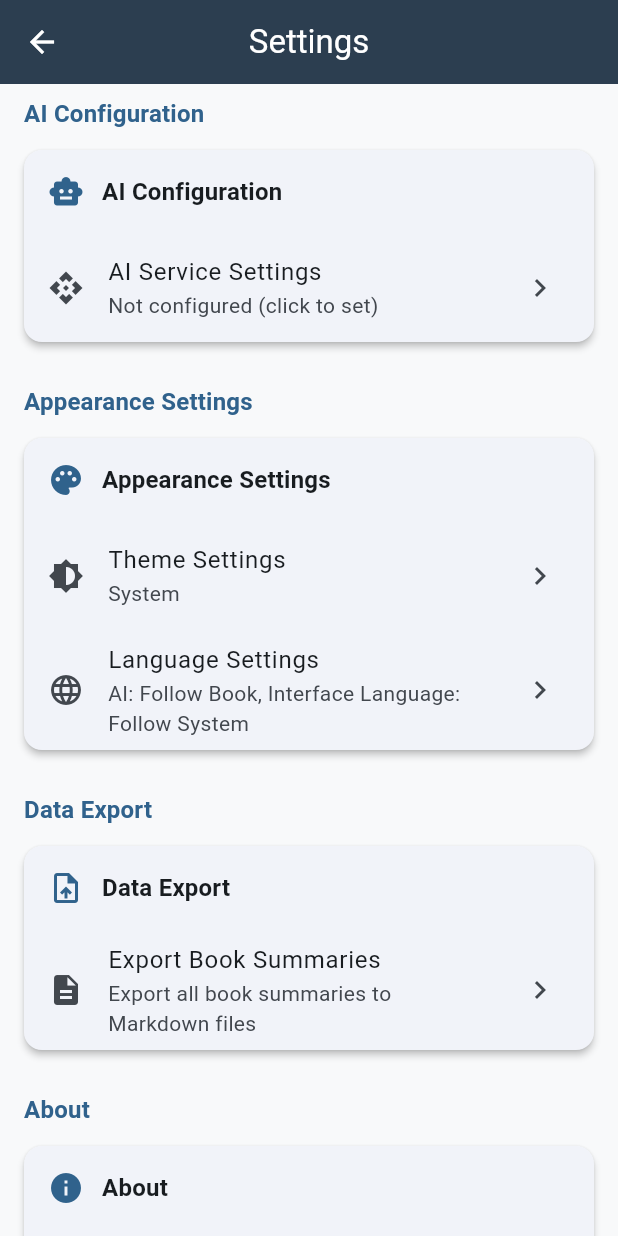
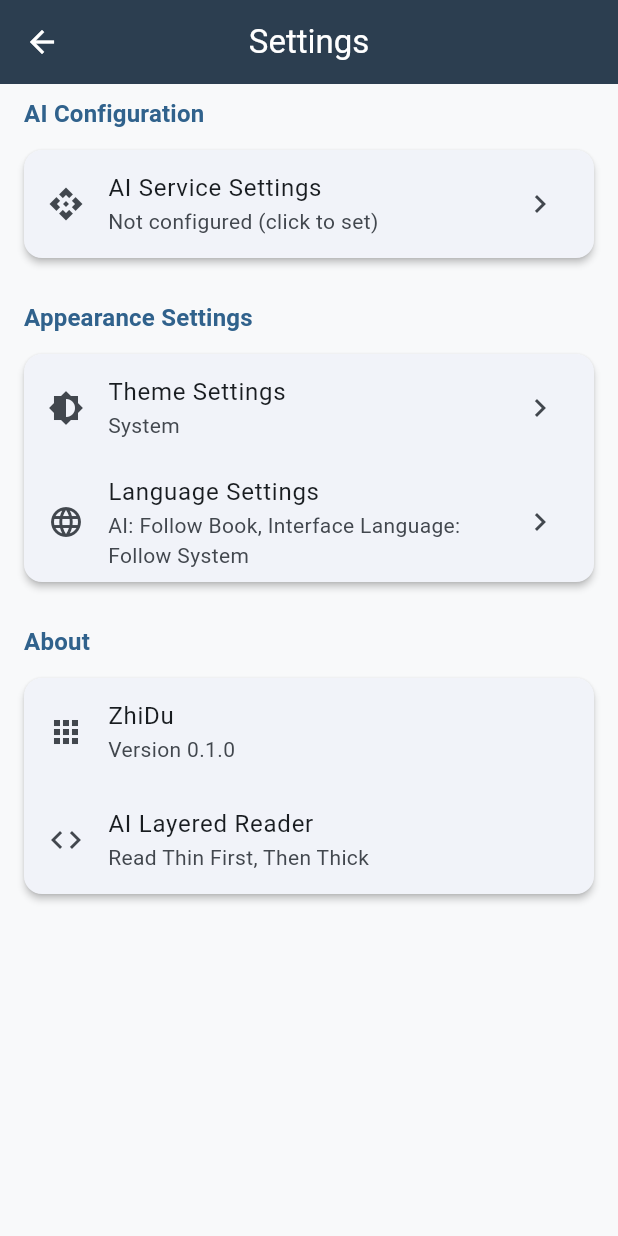
Before and after one commit to jjzhang2000/zhidu, a Flutter app: the screen it shows after launch, after a tap on the "settings" icon, on a phone screen of 412 x 824 dp. Run offline on Flutter 3.47's test engine with Material 3 defaults, Android fonts, the light colour scheme and no system bars; our stand-ins replace file_picker, flutter_html; missing offline and left inert: epub_plus, markdown, pdfrx, window_manager.

Commit message:
feat: 桌面版窗口自动尺寸设置及书架UI优化，修复书籍删除遗漏问题
- 窗口管理: 启动时自动设置窗口大小为屏幕全高、宽度3/4，居中显示
  - 使用Windows原生API SystemParametersInfo获取屏幕工作区域
  - 在windows/runner/main.cpp中实现窗口尺寸和位置计算
- 书架UI优化: 调整封面卡片比例和显示方式
  - 卡片宽高比从0.7调整为0.6，更窄更高
  - 封面图片等宽顶部对齐，下部1/5显示书名和作者
  - 使用LayoutBuilder实现自适应字体大小，避免溢出错误
- 设置页面清理: 删除重复标题行，移除数据导出功能
  - 删除export_service.dart及相关引用
  - 移除未使用的导入和代码
- 书籍删除修复: 修复删除时目录残留问题
  - 检查deleteDirectory返回值，失败时不更新索引
  - 新增getBookDirectoryPath方法，删除时不创建目录

```diff
--- a/lib/main.dart
+++ b/lib/main.dart
@@ -1,5 +1,6 @@
 import 'package:flutter/material.dart';
 import 'package:flutter_localizations/flutter_localizations.dart';
+import 'package:window_manager/window_manager.dart';
 import 'l10n/app_localizations.dart';
 
 import 'screens/home_screen.dart';
@@ -16,6 +17,9 @@ import '../models/app_settings.dart' as AppModels;
 
 void main() async {
   WidgetsFlutterBinding.ensureInitialized();
+
+  // 初始化窗口管理器（仅桌面版）
+  await _initWindowManager();
 
   // 初始化日志服务（可选：启用文件日志）
   await LogService().init(
@@ -40,6 +44,14 @@ void main() async {
   runApp(
     const ZhiduApp(),
   );
+}
+
+/// 初始化桌面窗口管理器
+Future<void> _initWindowManager() async {
+  await windowManager.ensureInitialized();
+
+  // 设置窗口最小尺寸
+  await windowManager.setMinimumSize(const Size(600, 400));
 }
 
 /// 初始化格式注册表，注册所有支持的解析器
--- a/lib/models/book.dart
+++ b/lib/models/book.dart
@@ -193,7 +193,7 @@ class Book {
   ///
   /// 返回值：Map<String, dynamic>，包含所有字段的JSON表示
   ///
-  /// 调用方：Database（数据库存储时）、ExportService（导出时）
+  /// 调用方：BookService（书籍数据持久化时）
   Map<String, dynamic> toJson() {
     return {
       'id': id,
--- a/lib/screens/settings_screen.dart
+++ b/lib/screens/settings_screen.dart
@@ -1,8 +1,5 @@
 import 'package:flutter/material.dart' hide ThemeMode;
 import 'package:zhidu/l10n/app_localizations.dart';
-import '../services/export_service.dart';
-import '../services/book_service.dart';
-import '../services/summary_service.dart';
 import '../services/settings_service.dart';
 import '../models/app_settings.dart';
 import 'ai_config_screen.dart';
@@ -14,11 +11,10 @@ import 'language_settings_screen.dart';
 /// 功能模块：
 /// 1. AI配置：AI服务提供商、API密钥、模型等参数设置
 /// 2. 外观设置：主题模式、界面语言等
-/// 3. 数据导出：将书籍摘要导出为Markdown文件
-/// 4. 关于：应用信息、版本等
+/// 3. 关于：应用信息、版本等
 ///
 /// 设计特点：
-/// - 使用折叠面板组织不同设置类别
+/// - 使用卡片面板组织不同设置类别
 /// - 实时显示设置状态（如AI配置状态、主题模式等）
 /// - 响应式UI更新（设置变更后自动刷新显示）
 class SettingsScreen extends StatefulWidget {
@@ -29,43 +25,8 @@ class SettingsScreen extends StatefulWidget {
 }
 
 class _SettingsScreenState extends State<SettingsScreen> {
-  /// 服务实例
-  final _exportService = ExportService();
-  final _bookService = BookService();
-  final _summaryService = SummaryService();
-  final _settingsService = SettingsService();
-
-  /// 统计数据
-  int _summaryCount = 0;
-
-  /// 导出状态
-  bool _isExporting = false;
-
-  /// 初始化统计数据
-  ///
-  /// 在组件初始化时计算摘要总数
-  @override
-  void initState() {
-    super.initState();
-    _loadSummaryCount();
-  }
-
-  /// 加载摘要统计数据
-  ///
-  /// 从 SummaryService 获取所有摘要并计数，
-  /// 更新界面显示摘要总数
-  Future<void> _loadSummaryCount() async {
-    final summaries = await _summaryService.getAllSummaries();
-    setState(() {
-      _summaryCount = summaries.length;
-    });
-  }
-
   @override
   Widget build(BuildContext context) {
-    final bookCount = _bookService.books.length;
-    final summaryCount = _summaryCount;
-
     final loc = AppLocalizations.of(context)!;
     return Scaffold(
       appBar: AppBar(
@@ -79,9 +40,6 @@ class _SettingsScreenState extends State<SettingsScreen> {
           const SizedBox(height: 16),
           _buildSectionHeader(loc.appearanceSettingTitle),
           _buildAppearanceSection(),
-          const SizedBox(height: 16),
-          _buildSectionHeader(loc.dataExportTitle),
-          _buildExportSection(),
           const SizedBox(height: 16),
           _buildSectionHeader(loc.aboutTitle),
           _buildAboutSection(),
@@ -128,21 +86,6 @@ class _SettingsScreenState extends State<SettingsScreen> {
       child: Column(
         crossAxisAlignment: CrossAxisAlignment.start,
         children: [
-          Padding(
-            padding: const EdgeInsets.all(16.0),
-            child: Row(
-              children: [
-                Icon(icon, color: Theme.of(context).colorScheme.primary),
-                const SizedBox(width: 12),
-                Text(
-                  title,
-                  style: Theme.of(context).textTheme.titleMedium?.copyWith(
-                        fontWeight: FontWeight.w600,
-                      ),
-                ),
-              ],
-            ),
-          ),
           ...children,
         ],
       ),
@@ -229,35 +172,6 @@ class _SettingsScreenState extends State<SettingsScreen> {
               },
             );
           },
-        ),
-      ],
-    );
-  }
-
-  /// 构建数据导出区块
-  ///
-  /// 提供书籍摘要导出功能：
-  /// - 点击后遍历所有书籍
-  /// - 调用 ExportService 导出每本书的摘要为 Markdown
-  /// - 导出过程中禁用按钮，防止重复操作
-  Widget _buildExportSection() {
-    final loc = AppLocalizations.of(context)!;
-    return _buildSection(
-      title: loc.dataExportTitle,
-      icon: Icons.upload_file,
-      children: [
-        ListTile(
-          leading: const Icon(Icons.description),
-          title: Text(loc.exportBookSummaries),
-          subtitle: Text(loc.exportBookSummariesDesc),
-          trailing: _isExporting
-              ? const SizedBox(
-                  width: 20,
-                  height: 20,
-                  child: CircularProgressIndicator(strokeWidth: 2),
-                )
-              : const Icon(Icons.chevron_right),
-          onTap: _isExporting ? null : () => _exportBookSummaries(),
         ),
       ],
     );
@@ -386,55 +300,4 @@ class _SettingsScreenState extends State<SettingsScreen> {
     return '$aiLanguageText, $uiLanguageText';
   }
 
-  /// 导出所有书籍摘要
-  ///
-  /// 功能流程：
-  /// 1. 检查是否有书籍数据
-  /// 2. 设置导出状态为进行中
-  /// 3. 遍历所有书籍，调用 ExportService 导出
-  /// 4. 统计成功导出数量并提示用户
-  /// 5. 重置导出状态
-  ///
-  /// 导出文件位置：由 ExportService 决定（用户选择的目录）
-  Future<void> _exportBookSummaries() async {
-    final loc = AppLocalizations.of(context)!;
-    final books = _bookService.books;
-    if (books.isEmpty) {
-      _showSnackBar(loc.noBooks);
-      return;
-    }
-
-    setState(() => _isExporting = true);
-
-    try {
-      int successCount = 0;
-      for (final book in books) {
-        final result = await _exportService.exportBookSummaryToMarkdown(book);
-        if (result != null) successCount++;
-      }
-
-      if (successCount > 0) {
-        _showSnackBar('$successCount ${loc.booksCount} ${loc.success}');
-      } else {
-        _showSnackBar('${loc.exportBookSummariesDesc} - ${loc.failed}');
-      }
-    } finally {
-      setState(() => _isExporting = false);
-    }
-  }
-
-  /// 显示SnackBar提示
-  ///
-  /// 统一的提示显示方式：
-  /// - 底部显示
-  /// - 适当持续时间
-  /// - 与主题色彩适配
-  void _showSnackBar(String message) {
-    ScaffoldMessenger.of(context).showSnackBar(
-      SnackBar(
-        content: Text(message),
-        duration: const Duration(seconds: 2),
-      ),
-    );
-  }
 }
--- a/pubspec.yaml
+++ b/pubspec.yaml
@@ -34,6 +34,9 @@ dependencies:
   # 网络请求
   http: ^1.1.0
 
+  # 窗口管理（桌面版）
+  window_manager: ^0.5.1
+
   # PDF处理
   pdfrx: ^1.3.5
 
```
Also changed, not shown: lib/screens/home_screen.dart (+50 -22 lines), lib/services/book_service.dart (+22 -7 lines), lib/services/export_service.dart (deleted, +0 -362 lines), lib/services/storage_config.dart (+18 -2 lines), 2 other files.
